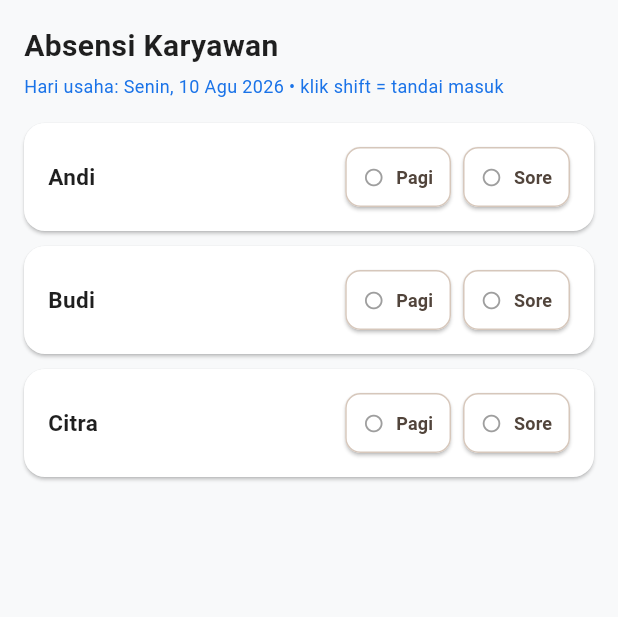
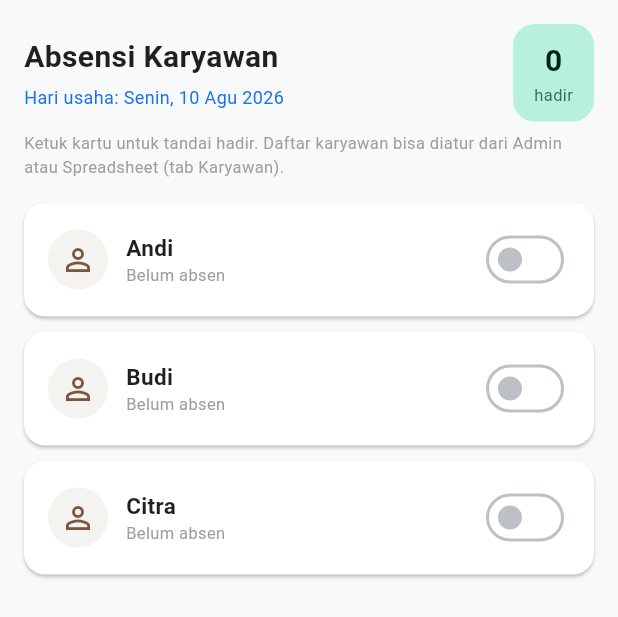
Before and after one commit to fikrisuhana/senyawa-cafe, a Flutter app: the AbsenScreen widget shown alone on an empty page, opened directly, on a phone screen of 412 x 824 dp. Shown: the top 617 px of the screen. Run offline on Flutter 3.47's test engine with Material 3 defaults, Android fonts, the phone set to English and light mode, and no system bars; our stand-ins replace google_sign_in, shared_preferences, sqflite; missing offline and left inert: extension_google_sign_in_as_googleapis_auth, googleapis; accounts and stored records are empty; project files that could hold a hidden picture were left out.

Commit message:
feat: absen presence-only + sinkron karyawan/absen 2 arah + modal/laba akurat
Redesign absen (lebih simpel & intuitif):
- App: ganti tombol Pagi/Sore per karyawan → 1 toggle 'Hadir' per kartu.
  Tampil badge 'X hadir', tap kartu/switch buat tandai. Karyawan nonaktif
  dimatikan (ga bisa di-tap).
- Sheet: Absensi_Matriks sekarang 'tgl x karyawan' (1 kolom/org), isi ✓.
  Jauh lebih sempit & gampang dibaca drpd format Pagi/Sore per orang.
  Backward-compat: absen lama Pagi/Sore tetap dihitung hadir.

Sinkron 2 arah (Sheet ↔ app):
- Tab Karyawan BARU: owner tambah/hapus karyawan di Sheet → app pull.
  App tambah → push ke Sheet (pushEmployees/pullEmployees).
- Absensi: owner isi hadir (Y/✓) di tab Absensi Sheet → app pull.
  App absen → append ke Sheet (hadir=Y/N).

Laba akurat:
- appendTransaction kirim modal (cost_total) + laba (total-modal) ke
  tab Transaksi kolom L,M (setelah status, kolom lama tak geser).
- Rekap_Bulanan modal & laba baca dari kolom L,M (bukan 0 lagi).

Header Sheet update:
- Transaksi: +modal, +laba (kolom L,M)
- Absensi: hadir (Y/N) ganti shift
- Karyawan: tab baru (nama, aktif, shift_status)

flutter analyze = 0 error (29 info cosmetik).

```diff
--- a/lib/services/google_sheet_service.dart
+++ b/lib/services/google_sheet_service.dart
@@ -44,11 +44,12 @@ class GoogleSheetService {
     'Varian': ['menu', 'grup', 'tipe', 'wajib', 'opsi', 'tambahan_harga', 'bahan_opsi', 'qty_opsi'],
     'Bahan': ['nama', 'satuan', 'stok_utama', 'stok_min', 'total_penambahan_stok', 'total_stok_tersedia'],
     'Voucher': ['nama', 'tipe', 'nilai', 'aktif', 'kuota', 'terpakai', 'berlaku_dari', 'berlaku_sampai'],
-    'Transaksi': ['kode', 'hari_usaha', 'waktu', 'kasir', 'tipe', 'metode', 'subtotal', 'diskon', 'voucher', 'total', 'status'],
+    'Transaksi': ['kode', 'hari_usaha', 'waktu', 'kasir', 'tipe', 'metode', 'subtotal', 'diskon', 'voucher', 'total', 'status', 'modal', 'laba'],
     'Transaksi_Item': ['kode_trx', 'menu', 'varian', 'qty', 'harga', 'subtotal'],
     'Kas': ['hari_usaha', 'tipe', 'nominal', 'kategori', 'catatan', 'oleh', 'waktu'],
     'Restok_Log': ['waktu', 'nama_bahan', 'jumlah_tambah', 'satuan', 'stok_akhir'],
-    'Absensi': ['hari_usaha', 'karyawan', 'shift', 'waktu'],
+    'Absensi': ['hari_usaha', 'karyawan', 'hadir', 'waktu'],
+    'Karyawan': ['nama', 'aktif', 'shift_status'],
   };
 
   bool get isConnected => _account != null && _api != null;
@@ -318,6 +319,13 @@ class GoogleSheetService {
           ]),
     ]);
     debugPrint('⬆️ Katalog terkirim ke Sheet: ${menus.length} menu, ${bahan.length} bahan, ${vouchers.length} voucher.');
+
+    // Push juga daftar karyawan (biar owner bisa lihat/edit di Sheet).
+    try {
+      await pushEmployees(id);
+    } catch (e) {
+      debugPrint('Push karyawan gagal: $e');
+    }
 
     // Isi/segarkan tab laporan.
     try {
@@ -816,8 +824,8 @@ class GoogleSheetService {
         '=SUMIFS(Transaksi!J:J,Transaksi!B:B,"$bm",Transaksi!F:F,"QRIS",Transaksi!K:K,"ACTIVE")', // qris
         '=SUMIFS(Transaksi!J:J,Transaksi!B:B,"$bm",Transaksi!F:F,"TRANSFER",Transaksi!K:K,"ACTIVE")', // transfer
         '=SUMIFS(Transaksi!H:H,Transaksi!B:B,"$bm",Transaksi!K:K,"ACTIVE")', // diskon
-        0, // modal (cost_total belum di-sync ke Sheet; sementara 0)
-        '=SUMIFS(Transaksi!J:J,Transaksi!B:B,"$bm",Transaksi!K:K,"ACTIVE")', // laba_kotor (omzet - modal, modal=0)
+        '=SUMIFS(Transaksi!L:L,Transaksi!B:B,"$bm",Transaksi!K:K,"ACTIVE")', // modal (kolom L cost_total)
+        '=SUMIFS(Transaksi!M:M,Transaksi!B:B,"$bm",Transaksi!K:K,"ACTIVE")', // laba_kotor (kolom M = total-modal)
         '=SUMIFS(Kas!C:C,Kas!A:A,"$bm*",Kas!B:B,"MASUK")', // kas_masuk
         '=SUMIFS(Kas!C:C,Kas!A:A,"$bm*",Kas!B:B,"KELUAR")', // kas_keluar
       ]);
@@ -877,8 +885,9 @@ class GoogleSheetService {
     await _api!.spreadsheets.batchUpdate(gs.BatchUpdateSpreadsheetRequest(requests: reqs), id);
   }
 
-  /// Tulis tab Absensi_Matriks: tanggal × karyawan-shift bulan berjalan.
-  /// Format: kolom = "<Nama>-Pagi", "<Nama>-Sore"; isi "P"/"S" via COUNTIFS ke tab Absensi.
+  /// Tulis tab Absensi_Matriks: tanggal × karyawan (1 kolom per orang), bulan berjalan.
+  /// Format presence-only: isi ✓ kalau hadir, kosong kalau tidak.
+  /// Sumber: tab Absensi (kolom hadir = Y). Backward-compat: shift Pagi/Sore lama dihitung hadir.
   Future<void> pushAbsensiMatriks(String id) async {
     if (_api == null) return;
     final emps = await _activeEmployeeNames();
@@ -888,11 +897,10 @@ class GoogleSheetService {
     final daysInMonth = DateTime(year, month + 1, 0).day;
     final ym = '$year-${month.toString().padLeft(2, '0')}';
 
-    // Header: tgl | <Nama>-Pagi | <Nama>-Sore | ...
+    // Header: tgl | <Nama> | <Nama> | ...
     final header = <Object?>['tgl'];
     for (final name in emps) {
-      header.add('$name-Pagi');
-      header.add('$name-Sore');
+      header.add(name);
     }
 
     final values = <List<Object?>>[header];
@@ -900,26 +908,25 @@ class GoogleSheetService {
       final dateStr = '$ym-${d.toString().padLeft(2, '0')}';
       final row = <Object?>[d];
       for (final name in emps) {
-        // Pagi → "P" kalau ada absen; Sore → "S".
-        row.add('=IF(COUNTIFS(Absensi!A:A,"$dateStr",Absensi!B:B,"$name",Absensi!C:C,"Pagi")>0,"P","")');
-        row.add('=IF(COUNTIFS(Absensi!A:A,"$dateStr",Absensi!B:B,"$name",Absensi!C:C,"Sore")>0,"S","")');
+        // Hadir kalau: ada baris Y baru (hadir=Y) ATAU ada absen lama (shift Pagi/Sore).
+        // COUNTIFS gabungan: hadir=Y, atau shift Pagi, atau shift Sore, atau shift Hadir.
+        row.add(
+          '=IF(OR('
+          'COUNTIFS(Absensi!A:A,"$dateStr",Absensi!B:B,"$name",Absensi!C:C,"Y")>0,'
+          'COUNTIFS(Absensi!A:A,"$dateStr",Absensi!B:B,"$name",Absensi!C:C,"Hadir")>0,'
+          'COUNTIFS(Absensi!A:A,"$dateStr",Absensi!B:B,"$name",Absensi!C:C,"Pagi")>0,'
+          'COUNTIFS(Absensi!A:A,"$dateStr",Absensi!B:B,"$name",Absensi!C:C,"Sore")>0'
+          '),"✓","")',
+        );
       }
       values.add(row);
     }
-    // Baris total hadir per karyawan-shift (COUNTA kolom).
+    // Baris TOTAL hadir per karyawan (COUNTA kolom ✓).
     final totalRow = <Object?>['TOTAL'];
-    for (final name in emps) {
-      // Hitung "P" di kolom Pagi & "S" di kolom Sore (kolom index dinamis).
-      totalRow.add('=COUNTA({colPagi}2:{colPagi}{last})');
-      totalRow.add('=COUNTA({colSore}2:{colSore}{last})');
-    }
-    // Ganti placeholder kolom: kolom Pagi untuk karyawan ke-i = 2 + i*2, Sore = 3 + i*2 (1-based).
     final lastRow = daysInMonth + 1;
     for (int i = 0; i < emps.length; i++) {
-      final colPagi = _colLetter(1 + i * 2); // header tgl di index 0 → Pagi i mulai index 1 (col B)
-      final colSore = _colLetter(2 + i * 2);
-      totalRow[1 + i * 2] = '=COUNTA(${colPagi}2:${colPagi}$lastRow)';
-      totalRow[2 + i * 2] = '=COUNTA(${colSore}2:${colSore}$lastRow)';
+      final col = _colLetter(1 + i); // karyawan ke-i mulai kolom B (index 1)
+      totalRow.add('=COUNTA(${col}2:${col}$lastRow)');
     }
     values.add(totalRow);
 
@@ -995,12 +1002,17 @@ class GoogleSheetService {
   /// Tambah 1 baris transaksi ke tab Transaksi (append).
   Future<void> appendTransaction(String id, Map<String, dynamic> t) async {
     if (_api == null) return;
+    // modal (cost_total) & laba = total − modal. Dikirim supaya Rekap_Bulanan akurat.
+    final int modal = (t['cost_total'] as num?)?.toInt() ?? 0;
+    final int total = (t['total_amount'] as num?)?.toInt() ?? 0;
+    final int laba = total - modal;
     await _api!.spreadsheets.values.append(
       gs.ValueRange(values: [
         [
           t['code'], t['business_date'], t['created_at'], t['cashier_name'],
           t['order_type'], t['payment_method'], t['subtotal'], t['discount_amount'],
           t['voucher_name'] ?? '', t['total_amount'], t['status'] ?? 'ACTIVE',
+          modal, laba,
         ]
       ]),
       id,
@@ -1049,14 +1061,15 @@ class GoogleSheetService {
   }
 
   /// Export / append 1 baris absensi ke tab Absensi di Google Sheet.
-  Future<void> appendAttendance(String id, String businessDate, String employeeName, String shift) async {
+  /// Format presence-only: hadir = 'Y' / tidak = 'N'.
+  Future<void> appendAttendance(String id, String businessDate, String employeeName, bool hadir) async {
     if (_api == null) return;
     await _api!.spreadsheets.values.append(
       gs.ValueRange(values: [
         [
           businessDate,
           employeeName,
-          shift,
+          hadir ? 'Y' : 'N',
           DateTime.now().toIso8601String(),
         ]
       ]),
@@ -1115,4 +1128,77 @@ class GoogleSheetService {
     debugPrint('⬇️ Pull dari Sheet: $updated menu diperbarui.');
     return updated;
   }
+
+  /// Push daftar karyawan dari app → tab Karyawan (merge: nama ada → skip, ga ada → tambah).
+  /// Setelah itu Sheet jadi source of truth daftar karyawan.
+  Future<void> pushEmployees(String id) async {
+    if (_api == null) return;
+    final emps = await _activeEmployeeNames();
+    final rows = <List<Object?>>[_tabs['Karyawan']!];
+    for (final name in emps) {
+      rows.add([name, 1, '']);
+    }
+    try {
+      await _api!.spreadsheets.values.clear(gs.ClearValuesRequest(), id, "'Karyawan'!A1:C200");
+    } catch (_) {}
+    await _api!.spreadsheets.values.update(
+      gs.ValueRange(values: rows), id, "'Karyawan'!A1", valueInputOption: 'RAW',
+    );
+    debugPrint('👥 Karyawan terkirim ke Sheet: ${emps.length} orang.');
+  }
+
+  /// Pull daftar karyawan dari tab Karyawan (Sheet) → SQLite (upsert).
+  /// Owner tambah/edit karyawan di Sheet → app ikut. Return jumlah diperbarui.
+  Future<int> pullEmployees(String id) async {
+    if (_api == null) return 0;
+    final res = await _api!.spreadsheets.values.get(id, "'Karyawan'!A2:C");
+    final rows = res.values ?? [];
+    final db = DbHelper();
+    int n = 0;
+    for (final r in rows) {
+      if (r.isEmpty) continue;
+      final name = r[0].toString().trim();
+      if (name.isEmpty) continue;
+      final active = r.length > 1 ? (r[1].toString() == '1' || r[1].toString().toLowerCase() == 'true') : true;
+      final shiftStatus = r.length > 2 ? r[2].toString() : '';
+      // Upsert: insert kalau baru, update shift_status kalau sudah ada.
+      await db.insertEmployee(name);
+      await db.updateEmployeeShift(name, shiftStatus);
+      if (!active) {
+        // Owner set aktif=0 di Sheet → tandai nonaktif di app.
+        final dbConn = await db.database;
+        await dbConn.update('employees', {'active': 0}, where: 'name = ?', whereArgs: [name]);
+      }
+      n++;
+    }
+    debugPrint('⬇️ Pull karyawan dari Sheet: $n orang.');
+    return n;
+  }
+
+  /// Pull absensi dari tab Absensi (Sheet) → SQLite, untuk bulan berjalan.
+  /// Owner bisa tandai hadir langsung di Sheet (kolom hadir = Y/N) → app ikut.
+  /// Return jumlah baris disinkronkan. Hanya isi 'Y' yang dicatat sebagai hadir.
+  Future<int> pullAttendance(String id) async {
+    if (_api == null) return 0;
+    // Ambil semua baris Absensi (A=hari_usaha, B=karyawan, C=hadir).
+    final res = await _api!.spreadsheets.values.get(id, "'Absensi'!A2:C");
+    final rows = res.values ?? [];
+    final db = DbHelper();
+    int n = 0;
+    for (final r in rows) {
+      if (r.length < 3) continue;
+      final bDate = r[0].toString();
+      final name = r[1].toString();
+      final hadirFlag = r[2].toString().trim().toUpperCase();
+      final bool hadir = hadirFlag == 'Y' || hadirFlag == 'TRUE' || hadirFlag == '1' || hadirFlag == '✓';
+      if (hadir) {
+        await db.recordAttendance(name, bDate, 'Hadir');
+      } else {
+        await db.removeAttendance(name, bDate, 'Hadir');
+      }
+      n++;
+    }
+    debugPrint('⬇️ Pull absensi dari Sheet: $n baris.');
+    return n;
+  }
 }
--- a/lib/ui/screens/absen_screen.dart
+++ b/lib/ui/screens/absen_screen.dart
@@ -13,7 +13,7 @@ class AbsenScreen extends StatefulWidget {
 
 class _AbsenScreenState extends State<AbsenScreen> {
   List<Map<String, dynamic>> _employees = [];
-  Map<String, List<String>> _attendanceMap = {};
+  Set<String> _presentToday = {}; // nama karyawan yg hadir hari ini
   bool _isLoading = true;
 
   @override
@@ -40,64 +40,64 @@ class _AbsenScreenState extends State<AbsenScreen> {
     final bDateKey = DateFormat('yyyy-MM-dd').format(bDate);
 
     final atts = await db.getTodayAttendances(bDateKey);
-    final Map<String, List<String>> attMap = {};
+    // Hadir = ada baris absen (apa pun shift-nya: Pagi/Sore/Hadir/Y lama).
+    final present = <String>{};
     for (final row in atts) {
-      final name = row['employee_name'] as String;
-      final shift = row['shift'] as String;
-      attMap.putIfAbsent(name, () => []).add(shift);
+      final name = (row['employee_name'] ?? '').toString();
+      if (name.isNotEmpty) present.add(name);
     }
 
     if (mounted) {
       setState(() {
         _employees = emps;
-        _attendanceMap = attMap;
+        _presentToday = present;
         _isLoading = false;
       });
     }
   }
 
-  Future<void> _toggleShift(String empName, String shiftName) async {
+  Future<void> _toggleHadir(String empName) async {
     final now = DateTime.now();
     final bDate = now.hour < 6 ? now.subtract(const Duration(days: 1)) : now;
     final bDateKey = DateFormat('yyyy-MM-dd').format(bDate);
 
-    final currentShifts = List<String>.from(_attendanceMap[empName] ?? []);
-    if (!currentShifts.contains(shiftName)) {
-      // Toggle ON → catat absen (dedup anti dobel) + sync ke Sheet.
-      currentShifts.add(shiftName);
-      await DbHelper().recordAttendance(empName, bDateKey, shiftName);
-      await DbHelper().updateEmployeeShift(empName, currentShifts.join(', '));
+    final bool wasPresent = _presentToday.contains(empName);
+    if (!wasPresent) {
+      // Tandai HADIR → catat (dedup anti dobel) + sync ke Sheet.
+      await DbHelper().recordAttendance(empName, bDateKey, 'Hadir');
+      await DbHelper().updateEmployeeShift(empName, 'Hadir');
 
-      // Export ke Google Sheet (fire-and-forget; idempoten karena append kasat manual).
       final prefs = await SharedPreferences.getInstance();
       final sheetId = prefs.getString('spreadsheet_id') ?? '';
       if (sheetId.isNotEmpty) {
         try {
-          await GoogleSheetService().appendAttendance(sheetId, bDateKey, empName, shiftName);
+          await GoogleSheetService().appendAttendance(sheetId, bDateKey, empName, true);
         } catch (e) {
           debugPrint('Append absensi ke Sheet gagal: $e');
         }
       }
-
       if (mounted) {
         ScaffoldMessenger.of(context).showSnackBar(
-          SnackBar(content: Text('✓ $empName dicatat masuk shift $shiftName & disinkron ke Sheet')),
+          SnackBar(content: Text('✓ $empName ditandai hadir & disinkron ke Sheet')),
         );
       }
     } else {
-      // Toggle OFF → hapus record absen (biar konsisten) + update status.
-      currentShifts.remove(shiftName);
-      await DbHelper().removeAttendance(empName, bDateKey, shiftName);
-      await DbHelper().updateEmployeeShift(empName, currentShifts.join(', '));
+      // Batal hadir → hapus record (di app & abaikan di Sheet, append-only).
+      await DbHelper().removeAttendance(empName, bDateKey, 'Hadir');
+      await DbHelper().updateEmployeeShift(empName, '');
       if (mounted) {
         ScaffoldMessenger.of(context).showSnackBar(
-          SnackBar(content: Text('Absen shift $shiftName $empName dibatalkan')),
+          SnackBar(content: Text('Kehadiran $empName dibatalkan')),
         );
       }
     }
 
     setState(() {
-      _attendanceMap[empName] = currentShifts;
+      if (wasPresent) {
+        _presentToday.remove(empName);
+      } else {
+        _presentToday.add(empName);
+      }
     });
   }
 
@@ -109,6 +109,8 @@ class _AbsenScreenState extends State<AbsenScreen> {
       return const Center(child: CircularProgressIndicator(color: Color(0xFF1A73E8)));
     }
 
+    final hadirCount = _employees.where((e) => _presentToday.contains(e['name'] as String)).length;
+
     return RefreshIndicator(
       onRefresh: _loadAbsenData,
       color: const Color(0xFF1A73E8),
@@ -118,15 +120,45 @@ class _AbsenScreenState extends State<AbsenScreen> {
         child: Column(
           crossAxisAlignment: CrossAxisAlignment.start,
           children: [
+            Row(
+              mainAxisAlignment: MainAxisAlignment.spaceBetween,
+              children: [
+                Expanded(
+                  child: Column(
+                    crossAxisAlignment: CrossAxisAlignment.start,
+                    children: [
                       const Text('Absensi Karyawan', style: TextStyle(fontWeight: FontWeight.bold, fontSize: 20)),
                       const SizedBox(height: 4),
                       Text(
-              'Hari usaha: $todayStr • klik shift = tandai masuk',
+                        'Hari usaha: $todayStr',
                         style: const TextStyle(fontSize: 12, color: Color(0xFF1A73E8)),
+                      ),
+                    ],
+                  ),
+                ),
+                Container(
+                  padding: const EdgeInsets.symmetric(horizontal: 14, vertical: 10),
+                  decoration: BoxDecoration(
+                    color: const Color(0xFFB7F1DC),
+                    borderRadius: BorderRadius.circular(14),
+                  ),
+                  child: Column(
+                    children: [
+                      Text('$hadirCount', style: const TextStyle(fontWeight: FontWeight.bold, fontSize: 20, color: Color(0xFF00201A))),
+                      const Text('hadir', style: TextStyle(fontSize: 11, color: Color(0xFF356A58))),
+                    ],
+                  ),
+                ),
+              ],
+            ),
+            const SizedBox(height: 6),
+            const Text(
+              'Ketuk kartu untuk tandai hadir. Daftar karyawan bisa diatur dari Admin atau Spreadsheet (tab Karyawan).',
+              style: TextStyle(fontSize: 11, color: Colors.grey),
             ),
             const SizedBox(height: 16),
 
-            // Employee Absen List Card
+            // Daftar karyawan — kartu tap-to-toggle hadir.
             ListView.builder(
               shrinkWrap: true,
               physics: const NeverScrollableScrollPhysics(),
@@ -134,43 +166,58 @@ class _AbsenScreenState extends State<AbsenScreen> {
               itemBuilder: (context, index) {
                 final emp = _employees[index];
                 final empName = emp['name'] as String;
-                final activeShifts = _attendanceMap[empName] ?? [];
+                final isActive = (emp['active'] == 1);
+                final bool isPresent = _presentToday.contains(empName);
 
                 return Card(
                   elevation: 1,
                   margin: const EdgeInsets.only(bottom: 10),
-                  shape: RoundedRectangleBorder(borderRadius: BorderRadius.circular(14)),
+                  shape: RoundedRectangleBorder(
+                    borderRadius: BorderRadius.circular(14),
+                    side: BorderSide(
+                      color: isPresent ? const Color(0xFF356A58) : Colors.transparent,
+                      width: isPresent ? 1.5 : 0,
+                    ),
+                  ),
+                  color: isPresent ? const Color(0xFFEAF7F1) : Colors.white,
+                  child: InkWell(
+                    borderRadius: BorderRadius.circular(14),
+                    onTap: isActive ? () => _toggleHadir(empName) : null,
                     child: Padding(
-                    padding: const EdgeInsets.symmetric(horizontal: 16, vertical: 12),
+                      padding: const EdgeInsets.symmetric(horizontal: 16, vertical: 14),
                       child: Row(
-                      mainAxisAlignment: MainAxisAlignment.spaceBetween,
+                        children: [
+                          CircleAvatar(
+                            backgroundColor: isPresent ? const Color(0xFF356A58) : const Color(0xFFF5F3F0),
+                            child: Icon(
+                              isPresent ? Icons.check : Icons.person_outline,
+                              color: isPresent ? Colors.white : const Color(0xFF7A5540),
+                            ),
+                          ),
+                          const SizedBox(width: 12),
+                          Expanded(
+                            child: Column(
+                              crossAxisAlignment: CrossAxisAlignment.start,
                               children: [
                                 Text(empName, style: const TextStyle(fontWeight: FontWeight.bold, fontSize: 15)),
-                        Row(
-                          children: ['Pagi', 'Sore'].map((shift) {
-                            final bool isPresent = activeShifts.contains(shift);
-                            return Padding(
-                              padding: const EdgeInsets.only(left: 8),
-                              child: ElevatedButton.icon(
-                                style: ElevatedButton.styleFrom(
-                                  backgroundColor: isPresent ? const Color(0xFF356A58) : const Color(0xFFFFFFFF),
-                                  foregroundColor: isPresent ? Colors.white : const Color(0xFF51443B),
-                                  side: BorderSide(
-                                    color: isPresent ? const Color(0xFF356A58) : const Color(0xFFD6C7BB),
+                                Text(
+                                  isActive ? (isPresent ? 'Hadir hari ini' : 'Belum absen') : 'Nonaktif',
+                                  style: TextStyle(
+                                    fontSize: 11,
+                                    color: isPresent ? const Color(0xFF356A58) : Colors.grey,
                                   ),
-                                  shape: RoundedRectangleBorder(borderRadius: BorderRadius.circular(10)),
-                                  padding: const EdgeInsets.symmetric(horizontal: 12, vertical: 8),
-                                ),
-                                onPressed: () => _toggleShift(empName, shift),
-                                icon: isPresent
-                                    ? const Icon(Icons.check, size: 16, color: Colors.white)
-                                    : const Icon(Icons.circle_outlined, size: 14, color: Colors.grey),
-                                label: Text(shift, style: const TextStyle(fontWeight: FontWeight.bold, fontSize: 12)),
-                              ),
-                            );
-                          }).toList(),
                                 ),
                               ],
+                            ),
+                          ),
+                          // Toggle switch besar biar gampang di-tap.
+                          Switch(
+                            value: isPresent,
+                            activeThumbColor: const Color(0xFF356A58),
+                            onChanged: isActive ? (v) => _toggleHadir(empName) : null,
+                          ),
+                        ],
+                      ),
                     ),
                   ),
                 );
```
Also changed, not shown: lib/providers/pos_provider.dart (+7 -1 lines). Lines whose indentation alone changed are shown as unchanged.
